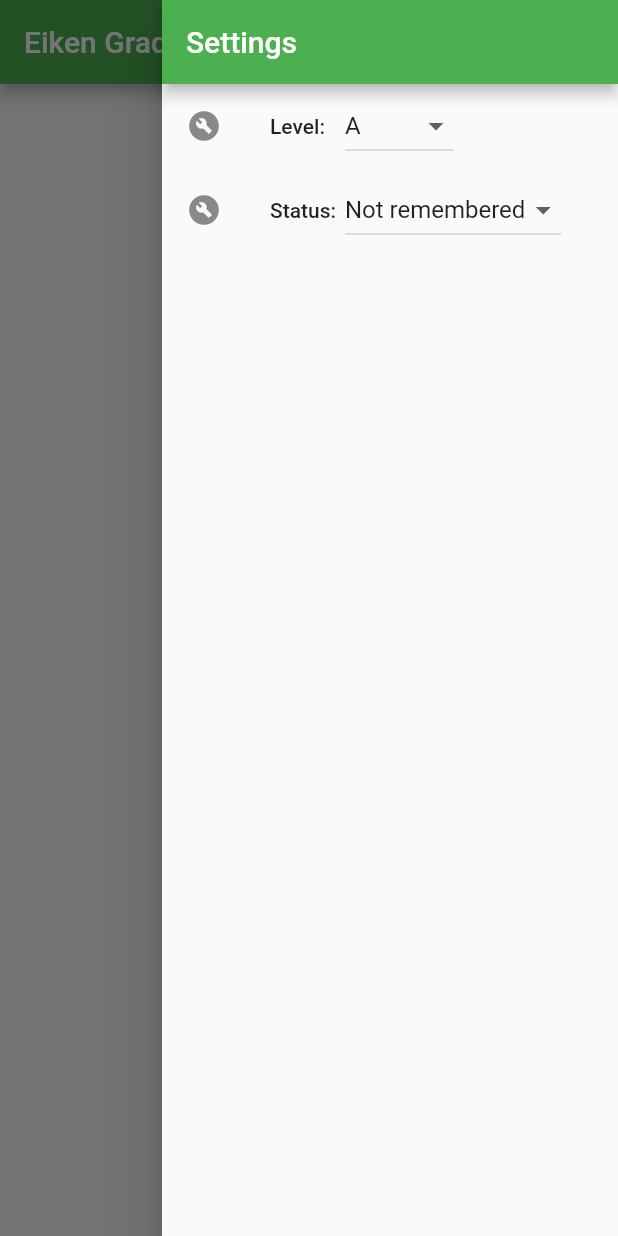
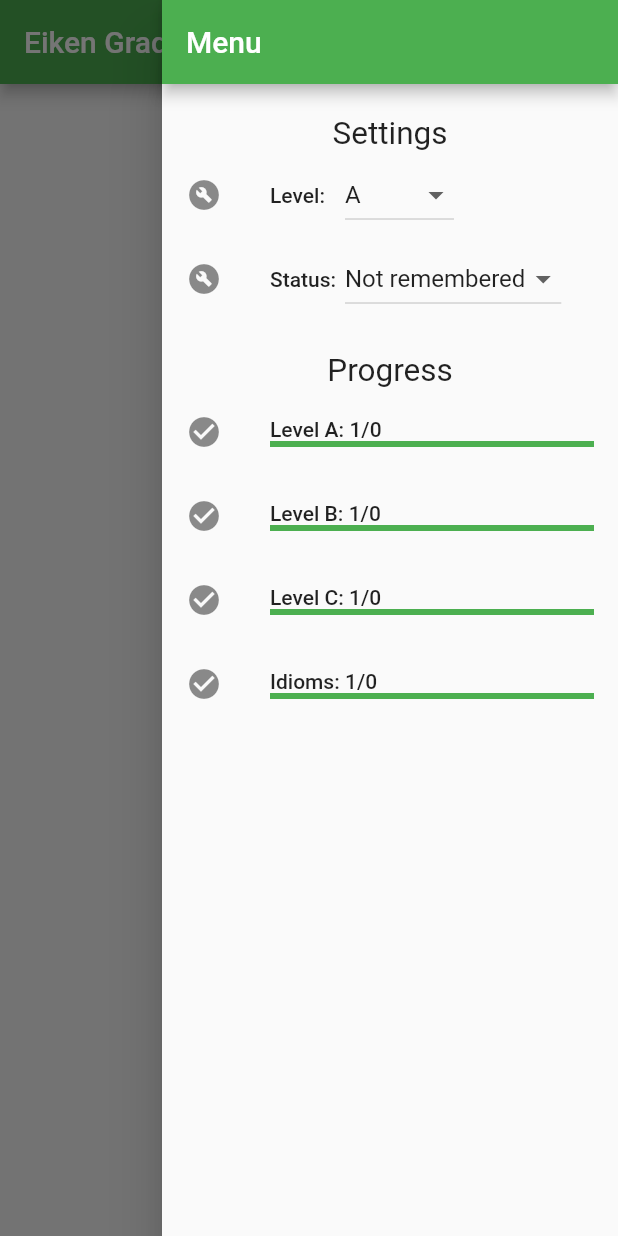
Before and after one commit to neutron0831/eiken-grade-1, a Flutter app: the screen it shows after launch, with the side drawer open, on a phone screen of 412 x 824 dp. Run offline on Flutter 3.47's test engine with Material 2 defaults, Android fonts, the phone set to English and light mode, and no system bars; our stand-ins replace cloud_firestore, firebase_core; missing offline and left inert: draggable_scrollbar; accounts and stored records are empty.

Commit message:
:sparkles: Add a progress display on drawer #10
Display progress of each level on the drawer.

```diff
--- a/lib/main.dart
+++ b/lib/main.dart
@@ -1,6 +1,5 @@
 import 'package:eiken_grade_1/firebase_options.dart';
 import 'package:eiken_grade_1/pages/top_page.dart';
-import 'package:eiken_grade_1/utils/firebase.dart';
 import 'package:firebase_core/firebase_core.dart';
 import 'package:flutter/material.dart';
 
--- a/lib/pages/top_page.dart
+++ b/lib/pages/top_page.dart
@@ -1,12 +1,10 @@
 import 'dart:convert';
 
-import 'package:cloud_firestore/cloud_firestore.dart';
 import 'package:draggable_scrollbar/draggable_scrollbar.dart';
 import 'package:eiken_grade_1/model/user.dart';
 import 'package:eiken_grade_1/model/word.dart';
 import 'package:eiken_grade_1/utils/firebase.dart';
 import 'package:flutter/material.dart';
-import 'package:uuid/uuid.dart';
 
 class TopPage extends StatefulWidget {
   const TopPage({Key? key}) : super(key: key);
@@ -41,8 +39,16 @@ class _TopPageState extends State<TopPage> {
     } else if (status == 'Not remembered') {
       return words.where((word) => word['remembered']).isEmpty;
     } else {
-      return false;
+      return true;
     }
+  }
+
+  int wordsNum(String level, String status) {
+    return words.isNotEmpty
+        ? words
+            .where((word) => word.level == level && isWord(word.id, status))
+            .length
+        : 1;
   }
 
   @override
@@ -76,8 +82,8 @@ class _TopPageState extends State<TopPage> {
           if (!snapshot.hasData) {
             return const Center(child: Text('単語データがありません'));
           }
-          words =
-              List<Word>.from(jsonDecode((snapshot.data! as List)[0].toString())
+          words = List<Word>.from(
+              jsonDecode((snapshot.data! as List)[0].toString())
                   .map((word) => Word(
                         category: word['category'],
                         eng: word['eng'],
@@ -93,8 +99,7 @@ class _TopPageState extends State<TopPage> {
                         no: word['no'],
                         pron: word['pron'] ?? '',
                         pum: word['pum'],
-                      ))
-                  .where((word) => word.level == levelToDisplay));
+                      )));
           List<String> ipaSymbols = List<String>.from(
               jsonDecode((snapshot.data! as List)[1].toString())
                   .map((symbol) => symbol['ipa_symbol']));
@@ -108,13 +113,14 @@ class _TopPageState extends State<TopPage> {
                 controller: scrollController,
                 itemCount: words.length,
                 itemBuilder: (context, index) {
-                  return statusToDisplay == 'All' ||
+                  return levelToDisplay == words[index].level &&
+                          (statusToDisplay == 'All' ||
                               statusToDisplay == 'Remembered' &&
                                   isWord(words[index].id, 'Remembered') ||
                               statusToDisplay == 'Forgot' &&
                                   isWord(words[index].id, 'Forgot') ||
                               statusToDisplay == 'Not remembered' &&
-                              isWord(words[index].id, 'Not remembered')
+                                  isWord(words[index].id, 'Not remembered'))
                       ? Container(
                           decoration: const BoxDecoration(
                               border: Border(bottom: BorderSide())),
@@ -219,9 +225,12 @@ class _TopPageState extends State<TopPage> {
       endDrawer: SafeArea(
         child: Drawer(
             child: Scaffold(
-          appBar: AppBar(title: const Text('Settings')),
-          body: Column(
-            children: [
+          appBar: AppBar(title: const Text('Menu')),
+          body: Column(children: [
+            const Padding(
+              padding: EdgeInsets.only(top: 21),
+              child: Text('Settings', style: TextStyle(fontSize: 21)),
+            ),
             ListTile(
               leading: const Icon(Icons.build_circle),
               title: Row(
@@ -230,8 +239,8 @@ class _TopPageState extends State<TopPage> {
                   DropdownButton(
                     value: levelToDisplay,
                     items: levels
-                          .map((level) => DropdownMenuItem(
-                              value: level, child: Text(level)))
+                        .map((level) =>
+                            DropdownMenuItem(value: level, child: Text(level)))
                         .toList(),
                     onChanged: (String? value) {
                       setState(() {
@@ -250,20 +259,39 @@ class _TopPageState extends State<TopPage> {
                   DropdownButton(
                     value: statusToDisplay,
                     items: status
-                          .map(
-                              (s) => DropdownMenuItem(value: s, child: Text(s)))
+                        .map((s) => DropdownMenuItem(value: s, child: Text(s)))
                         .toList(),
                     onChanged: (String? value) {
-                        setState(() {
                       statusToDisplay = value!;
-                        });
+                      setState(() {});
                     },
                   ),
                 ],
               ),
-              )
+            ),
+            const Padding(
+              padding: EdgeInsets.only(top: 21),
+              child: Text('Progress', style: TextStyle(fontSize: 21)),
+            ),
+            Column(children: [
+              for (String level in levels)
+                ListTile(
+                  leading: const Icon(Icons.check_circle),
+                  title: Column(
+                    crossAxisAlignment: CrossAxisAlignment.start,
+                    children: [
+                      Text(
+                        '${level != 'Idioms' ? 'Level ' : ''}$level: ${wordsNum(level, 'Remembered')}/${words.where((word) => word.level == level).length}',
+                      ),
+                      LinearProgressIndicator(
+                        value: wordsNum(level, 'Remembered') /
+                            wordsNum(level, 'All'),
+                      ),
                     ],
                   ),
+                ),
+            ]),
+          ]),
         )),
       ),
     );
```
Lines whose indentation alone changed are shown as unchanged.
